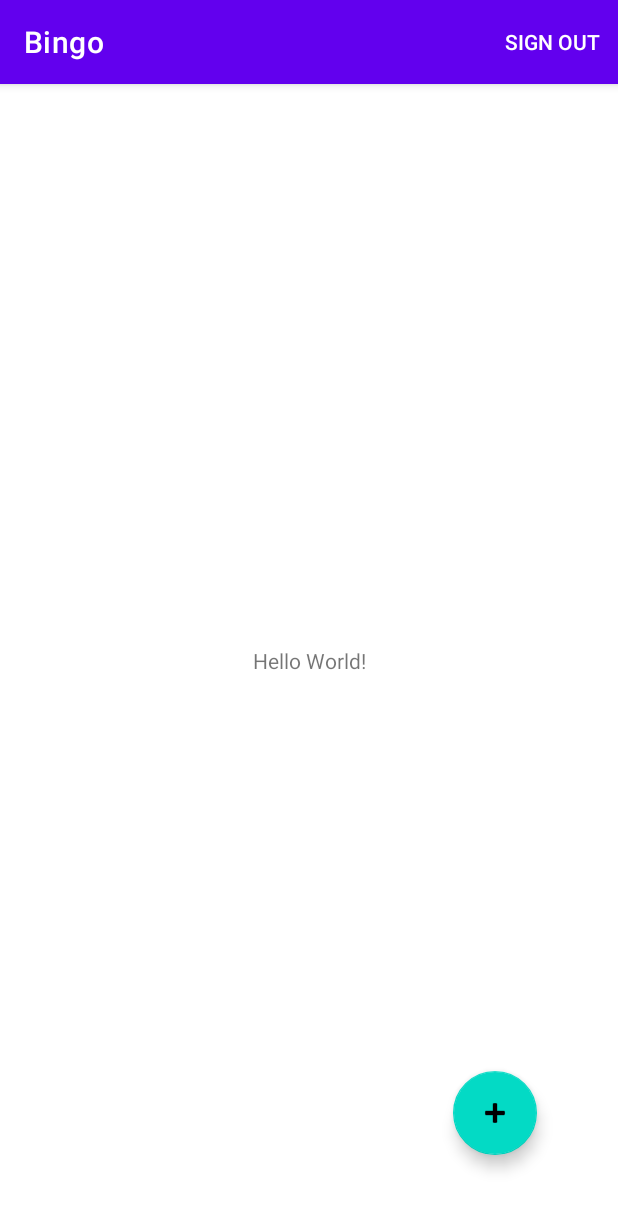
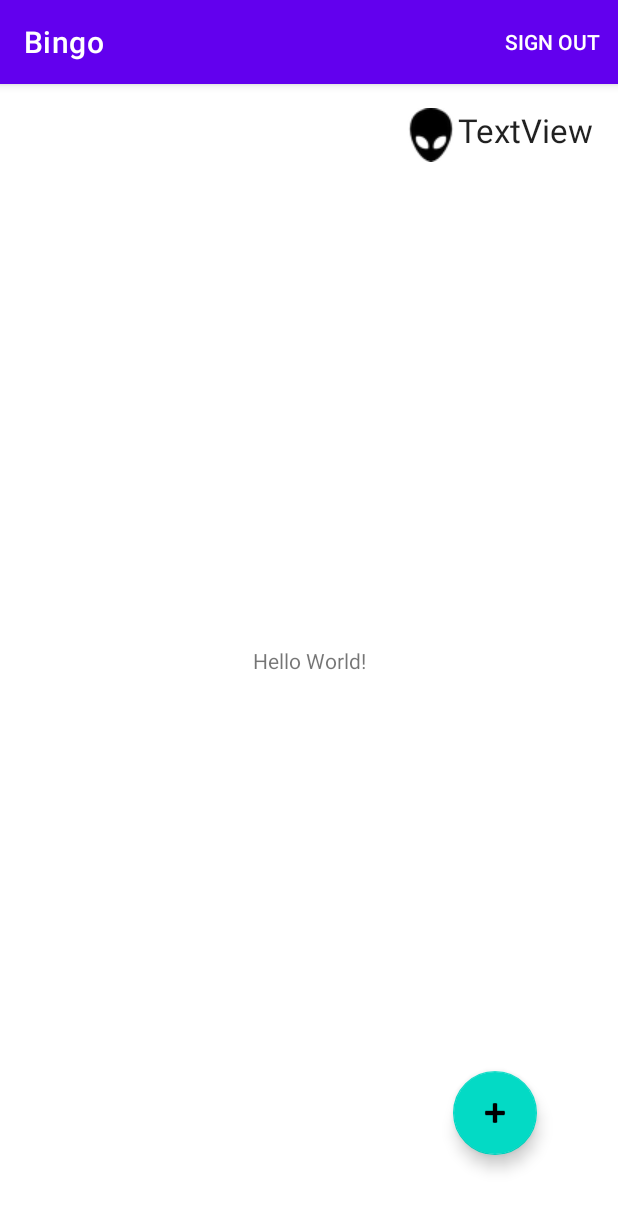
Before and after one commit to jelly6/Bingo, an Android app: the screen it shows after launch (MainActivity), on a phone screen of 412 x 824 dp. Shown: the top 1210 px of the screen. Run offline under Robolectric (Android 15) with nearby library versions, the phone set to English and light mode, and no system bars; our stand-ins replace Firebase (no records; nobody signed in at launch, a user with empty details on screens opened directly); libraries missing offline, so code that uses them is left out: com.firebase.ui; 1 statement that could not run was skipped.

Commit message:
add member class,avatar and nickname view in the Mainactivity

```diff
--- a/app/src/main/java/com/jelly/bingo/MainActivity.java
+++ b/app/src/main/java/com/jelly/bingo/MainActivity.java
@@ -10,6 +10,8 @@ import android.util.Log;
 import android.view.Menu;
 import android.view.MenuItem;
 import android.widget.EditText;
+import android.widget.ImageView;
+import android.widget.TextView;
 
 import com.firebase.ui.auth.AuthUI;
 import com.google.firebase.auth.FirebaseAuth;
@@ -25,13 +27,21 @@ public class MainActivity extends AppCompatActivity implements FirebaseAuth.Auth
     public static final String TAG = MainActivity.class.getSimpleName();
     private static final int RC_SIGN_IN = 100;
     private FirebaseAuth auth;
+    private TextView tv_nickname;
+    private ImageView iv_avatar;
 
     @Override
     protected void onCreate(Bundle savedInstanceState) {
         super.onCreate(savedInstanceState);
         setContentView(R.layout.activity_main);
         auth = FirebaseAuth.getInstance();
+        findViews();
 
+    }
+
+    private void findViews() {
+        tv_nickname = findViewById(R.id.nickname);
+        iv_avatar = findViewById(R.id.avatar);
     }
 
     @Override
@@ -56,7 +66,30 @@ public class MainActivity extends AppCompatActivity implements FirebaseAuth.Auth
                     .child("displayName")
                     .setValue(user.getDisplayName());
 
-            FirebaseDatabase.getInstance().getReference("user")
+            FirebaseDatabase.getInstance().getReference("users")
+                    .child(user.getUid())
+                    .addValueEventListener(new ValueEventListener() {
+                        @Override
+                        public void onDataChange(@NonNull DataSnapshot snapshot) {
+                            Member member = snapshot.getValue(Member.class);
+                            if(member !=null){
+                                if(member.getNickName()!=null){
+                                    tv_nickname.setText(member.getNickName());
+                                }else{
+                                    showNicknameDialog(auth.getCurrentUser().getDisplayName());
+
+                                }
+                            }else{
+                            }
+                        }
+
+                        @Override
+                        public void onCancelled(@NonNull DatabaseError error) {
+
+                        }
+                    });
+
+            /*FirebaseDatabase.getInstance().getReference("user")
                     .child(user.getUid())
                     .child("nickName")
                     .addListenerForSingleValueEvent(new ValueEventListener() {
@@ -64,6 +97,7 @@ public class MainActivity extends AppCompatActivity implements FirebaseAuth.Auth
                         public void onDataChange(@NonNull DataSnapshot snapshot) {
                             if(snapshot.getValue()!=null){
                                 Log.d(TAG, "onDataChange: "+snapshot.getValue().toString());
+
                             }else{
                                 showNicknameDialog(user.getDisplayName());
                             }
@@ -73,7 +107,7 @@ public class MainActivity extends AppCompatActivity implements FirebaseAuth.Auth
                         public void onCancelled(@NonNull DatabaseError error) {
 
                         }
-                    });
+                    });*/
         }else{
             Log.d(TAG, "onAuthStateChanged: ");
             signUp();
--- a/app/src/main/res/layout/activity_main.xml
+++ b/app/src/main/res/layout/activity_main.xml
@@ -26,4 +26,23 @@
         app:layout_constraintEnd_toEndOf="parent"
         app:srcCompat="@android:drawable/ic_input_add" />
 
+    <TextView
+        android:id="@+id/nickname"
+        android:layout_width="wrap_content"
+        android:layout_height="wrap_content"
+        android:layout_marginTop="16dp"
+        android:layout_marginEnd="16dp"
+        android:text="TextView"
+        android:textAppearance="@style/TextAppearance.AppCompat.Large"
+        app:layout_constraintEnd_toEndOf="parent"
+        app:layout_constraintTop_toTopOf="parent" />
+
+    <ImageView
+        android:id="@+id/avatar"
+        android:layout_width="wrap_content"
+        android:layout_height="wrap_content"
+        app:layout_constraintEnd_toStartOf="@+id/nickname"
+        app:layout_constraintTop_toTopOf="@+id/nickname"
+        app:srcCompat="@drawable/avatar_0" />
+
 </androidx.constraintlayout.widget.ConstraintLayout>
```
Also changed, not shown: app/src/main/java/com/jelly/bingo/Member.java (added, +40 -0 lines), app/src/main/res/drawable/avatar_0.png (added), app/src/main/res/drawable/avatar_1.png (added), app/src/main/res/drawable/avatar_2.png (added), app/src/main/res/drawable/avatar_3.png (added), app/src/main/res/drawable/avatar_4.png (added), app/src/main/res/drawable/avatar_5.png (added), app/src/main/res/drawable/avatar_6.png (added).
